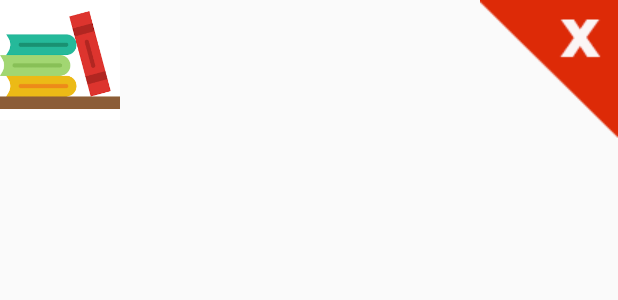
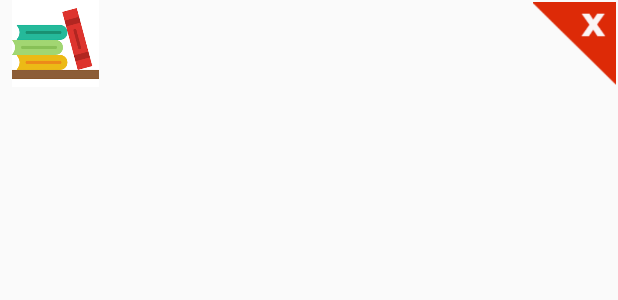
Before and after one commit to mahuha80/BookManager_Vinh, an Android app: the layout lv_quanlytheloaisach.xml on its own in the app's theme, with its tools: preview values and no code run, on a phone screen of 412 x 824 dp. Shown: the top 300 px of the screen. Run offline under Robolectric (Android 15) with nearby library versions, the phone set to English and light mode, and no system bars.

Commit message:
con sua chua lam

```diff
--- a/app/src/main/java/com/example/bookmanager_vinh/model/Sach.java
+++ b/app/src/main/java/com/example/bookmanager_vinh/model/Sach.java
@@ -1,6 +1,8 @@
 package com.example.bookmanager_vinh.model;
 
-public class Sach {
+import java.io.Serializable;
+
+public class Sach implements Serializable {
     private String masach;
     private String matheloai;
     private String tensach;
--- a/app/src/main/java/com/example/bookmanager_vinh/ui/ThemSachActivity.java
+++ b/app/src/main/java/com/example/bookmanager_vinh/ui/ThemSachActivity.java
@@ -1,6 +1,8 @@
 package com.example.bookmanager_vinh.ui;
 
+import android.content.Intent;
 import android.os.Bundle;
+import android.util.Log;
 import android.view.View;
 import android.widget.Button;
 import android.widget.EditText;
@@ -26,6 +28,7 @@ public class ThemSachActivity extends AppCompatActivity {
     TheLoaiDAO theLoaiDAO;
     SachDAO sachDAO;
     List<LoaiSach> listTheLoaiSach;
+    Intent intent;
     private Button btnThemSach;
     private EditText edMaSach, edTenSach, edTacGia, edNXB, edGia, edSoLuong;
 
@@ -63,7 +66,9 @@ public class ThemSachActivity extends AppCompatActivity {
         String nxv = edNXB.getText().toString();
         String gia = edGia.getText().toString();
         String soLuong = edSoLuong.getText().toString();
+        Log.e("BUGG", loaiSach.getMaTheLoai() + "");
         long result = sachDAO.insertSach(new Sach(maSach, loaiSach.getMaTheLoai(), tenSach, tacGia, nxv, gia, soLuong));
+
         return result > 0;
     }
 
--- a/app/src/main/res/layout/lv_quanlytheloaisach.xml
+++ b/app/src/main/res/layout/lv_quanlytheloaisach.xml
@@ -1,16 +1,18 @@
 <?xml version="1.0" encoding="utf-8"?>
 <LinearLayout xmlns:android="http://schemas.android.com/apk/res/android"
     android:orientation="vertical" android:layout_width="match_parent"
-    android:layout_height="wrap_content">
+    android:layout_height="wrap_content"
+    android:layout_marginBottom="8dp">
     <RelativeLayout
         android:layout_width="match_parent"
-        android:layout_height="wrap_content">
+        android:layout_height="60dp">
         <ImageView
-            android:layout_width="80dp"
-            android:layout_height="80dp"
+            android:layout_width="58dp"
+            android:layout_height="58dp"
             android:src="@drawable/cateicon"
             android:id="@+id/imgSach"
-            android:layout_marginRight="8dp"/>
+            android:layout_marginRight="8dp"
+            android:layout_marginLeft="8dp"/>
         <LinearLayout
             android:layout_width="wrap_content"
             android:layout_height="80dp"
@@ -22,18 +24,20 @@
                 android:layout_height="0dp"
                 android:layout_weight="1"
                 android:textSize="23sp"
-                android:id="@+id/tvSTT"/>
+                android:id="@+id/tvMaTheLoai"/>
             <TextView
                 android:layout_width="wrap_content"
                 android:layout_height="0dp"
                 android:layout_weight="1"
                 android:textSize="18sp"
-                android:id="@+id/tvTenLoaiSach"/>
+                android:id="@+id/tvTenTheLoai"/>
         </LinearLayout>
         <ImageView
-            android:layout_width="wrap_content"
-            android:layout_height="wrap_content"
+            android:layout_width="58dp"
+            android:layout_height="58dp"
             android:src="@drawable/ic_close"
-            android:layout_alignParentRight="true"/>
+            android:layout_alignParentRight="true"
+            android:paddingTop="1dp"
+            android:paddingBottom="1dp"/>
     </RelativeLayout>
 </LinearLayout>
--- /dev/null
+++ b/app/src/main/res/menu/menu_lv_context_qlysach.xml
@@ -0,0 +1,5 @@
+<?xml version="1.0" encoding="utf-8"?>
+<menu xmlns:android="http://schemas.android.com/apk/res/android">
+    <item android:title="Xóa" android:id="@+id/xoa_sach"></item>
+    <item android:title="Sửa" android:id="@+id/sua_sach"></item>
+</menu>
```
Also changed, not shown: app/src/main/java/com/example/bookmanager_vinh/adapter/QLyLoaiSachAdapter.java (+6 -6 lines), app/src/main/java/com/example/bookmanager_vinh/adapter/QLySachAdapter.java (+5 -5 lines), app/src/main/java/com/example/bookmanager_vinh/dao/SachDAO.java (+12 -7 lines), app/src/main/java/com/example/bookmanager_vinh/ui/QLySachActivity.java (+47 -4 lines), app/src/main/res/layout/lv_danhsachnguoidung.xml (+10 -8 lines), app/src/main/res/layout/lv_quanlysach.xml (+5 -7 lines).
